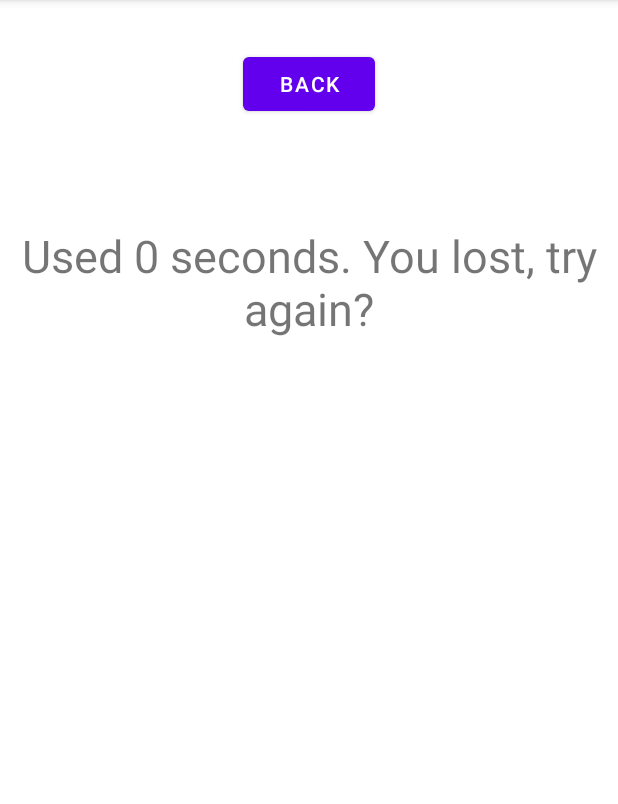
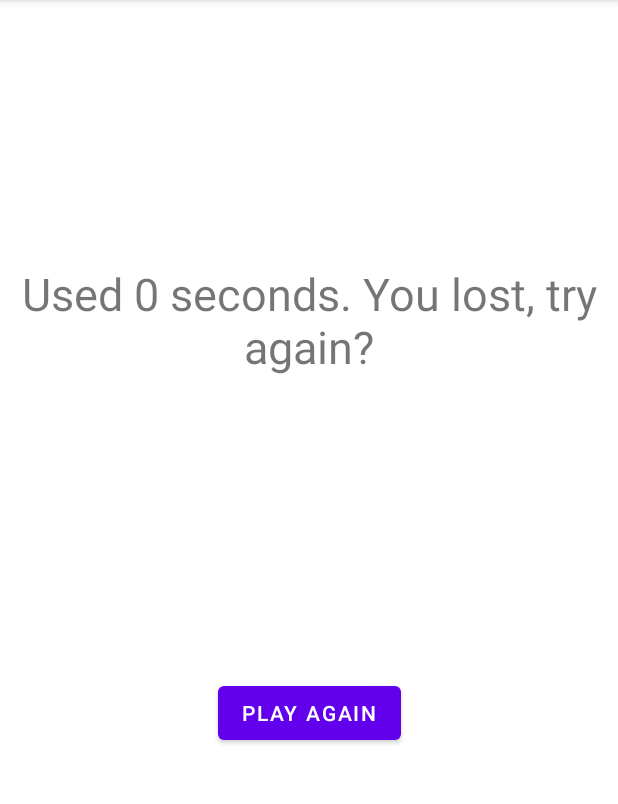
Before and after one commit to aidanmcalaine/Minesweeper_McAlaineAidan_CS310, an Android app: the Victory screen opened directly, with no data from a screen before it, on a phone screen of 412 x 824 dp, the part 84-888 px from its top. Run offline under Robolectric (Android 15) with nearby library versions, the phone set to English and light mode, and no system bars.

Commit message:
Final commit: project complete.

```diff
--- a/app/src/main/res/layout/activity_victory.xml
+++ b/app/src/main/res/layout/activity_victory.xml
@@ -10,24 +10,27 @@
         android:id="@+id/victoryMessage"
         android:layout_width="wrap_content"
         android:layout_height="wrap_content"
-        android:layout_marginTop="70dp"
-        android:textSize="30sp"
+        android:layout_marginStart="60dp"
+        android:layout_marginTop="175dp"
+        android:layout_marginEnd="60dp"
         android:gravity="center"
         android:text="TextView"
+        android:textSize="30sp"
+        app:layout_constraintBottom_toTopOf="@id/returnToMain"
         app:layout_constraintEnd_toEndOf="parent"
         app:layout_constraintStart_toStartOf="parent"
-        app:layout_constraintTop_toBottomOf="@+id/returnToMain" />
+        app:layout_constraintTop_toTopOf="parent" />
 
     <Button
         android:id="@+id/returnToMain"
         android:layout_width="wrap_content"
         android:layout_height="wrap_content"
         android:layout_marginStart="32dp"
-        android:layout_marginTop="32dp"
+        android:layout_marginTop="200dp"
         android:layout_marginEnd="32dp"
-        android:text="BACK"
         android:onClick="backToMain"
+        android:text="PLAY AGAIN"
         app:layout_constraintEnd_toEndOf="parent"
         app:layout_constraintStart_toStartOf="parent"
-        app:layout_constraintTop_toTopOf="parent" />
+        app:layout_constraintTop_toBottomOf="@+id/victoryMessage" />
 </androidx.constraintlayout.widget.ConstraintLayout>
```
Also changed, not shown: app/src/main/java/com/example/minesweepermcalaineaidancs310/MainActivity.java (+17 -12 lines).
